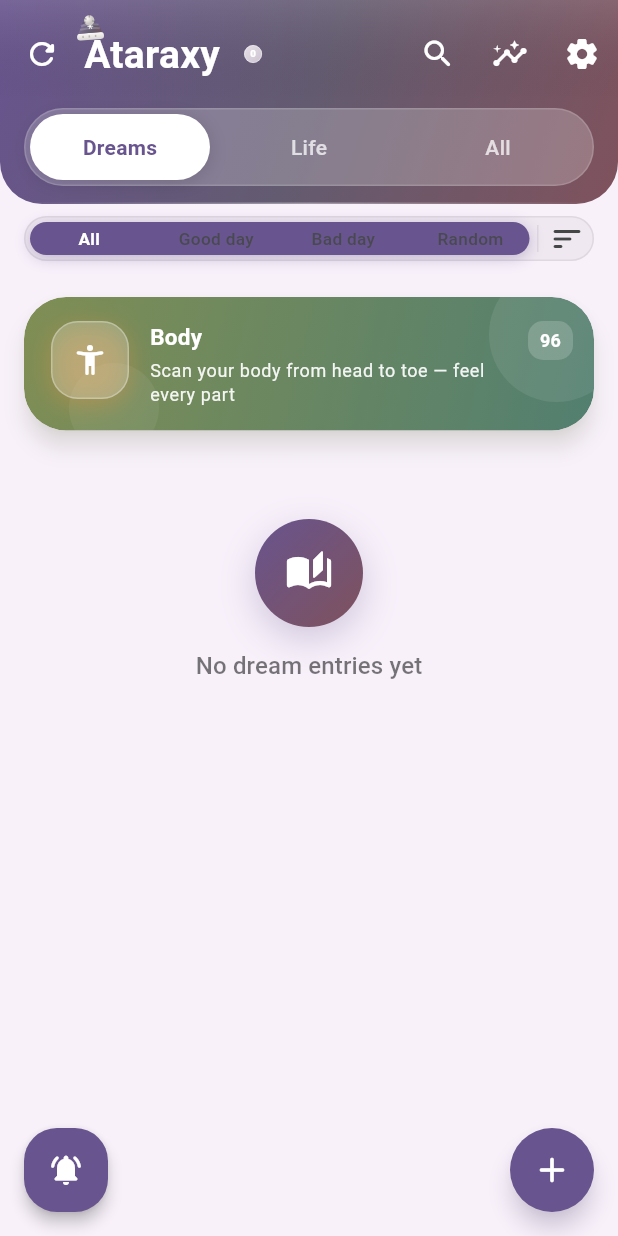
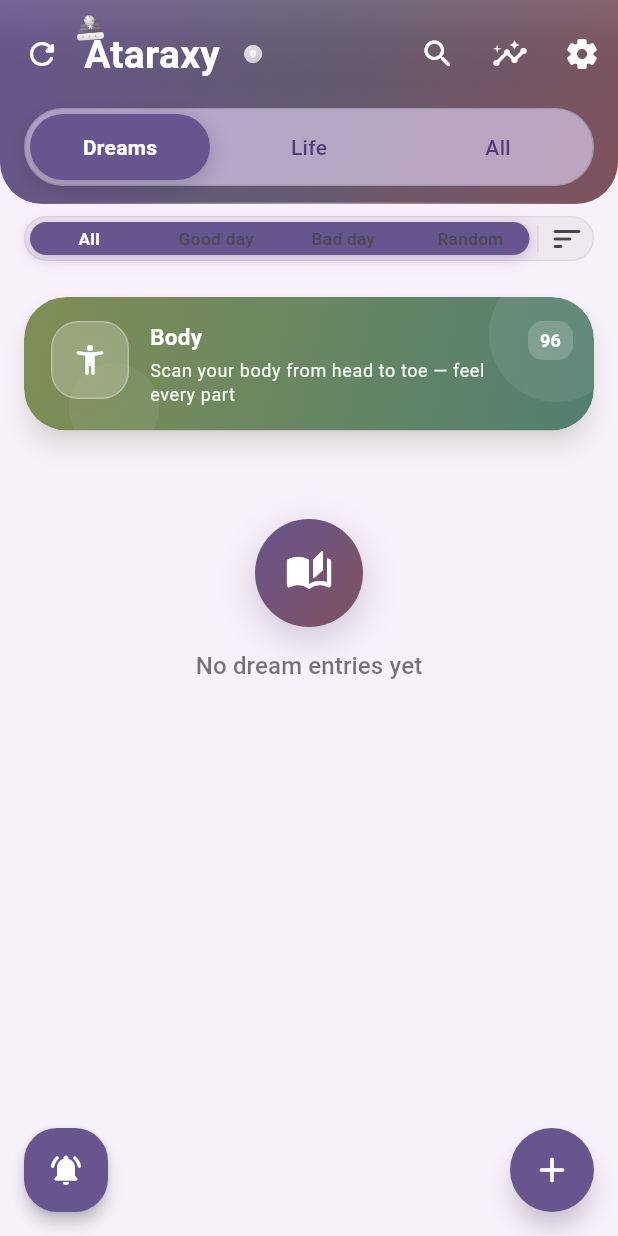
Before and after one commit to wxstdo-boop/Ataraxy, a Flutter app: the screen it shows after launch, after a tap on the "close" icon, on a phone screen of 412 x 824 dp. Run offline on Flutter 3.47's test engine with Material 3 defaults, Android fonts, the phone set to English and light mode, and no system bars; our stand-ins replace fl_chart, flutter_local_notifications, flutter_markdown_plus, hive, hive_flutter, pedometer and 7 more; missing offline and left inert: dart:js_interop, file_selector; accounts and stored records are empty.

Commit message:
Fix theme colors for DailyGuide banner and improve UI
- Fix DailyGuideBanner to use theme colors instead of hardcoded palettes
- Remove unused hardcoded palette arrays (_palettes, _tulpaPalettes)
- Use gradient.first for icon glow shadow instead of accent.first
- Improve tab pills with theme colors (primaryContainer, onPrimary, etc.)
- Smoother animations with 400ms duration
- Fix entry ID generation to use microseconds to avoid collisions
- Add comprehensive debug logging for auto-export service
- Add comprehensive debug logging for notification service

Generated by Mistral Vibe.
Co-Authored-By: Mistral Vibe <vibe@mistral.ai>

```diff
--- a/lib/screens/entry_screen.dart
+++ b/lib/screens/entry_screen.dart
@@ -121,7 +121,8 @@ class _EntryScreenState extends State<EntryScreen> {
       }
     } else {
       _createdAt = DateTime.now();
-      _id = _createdAt.millisecondsSinceEpoch.toString();
+      // Use microseconds for more unique IDs to avoid collisions
+      _id = _createdAt.microsecondsSinceEpoch.toString();
       _category = widget.defaultCategory;
     }
     // НЕ читаем autosave в initState — context ещё не привязан к SettingsProvider!
--- a/lib/screens/home_screen.dart
+++ b/lib/screens/home_screen.dart
@@ -1022,16 +1022,17 @@ class _SmoothTabPills extends StatelessWidget implements PreferredSizeWidget {
 
   @override
   Widget build(BuildContext context) {
+    final scheme = Theme.of(context).colorScheme;
     final controller = DefaultTabController.of(context);
     final count = labels.length;
     return Container(
       height: 52,
       margin: const EdgeInsets.fromLTRB(16, 0, 16, 12),
       decoration: BoxDecoration(
-        color: Colors.white.withValues(alpha: 0.22),
+        color: scheme.primaryContainer.withValues(alpha: 0.6),
         borderRadius: BorderRadius.circular(30),
         border: Border.all(
-          color: Colors.white.withValues(alpha: 0.15),
+          color: scheme.outline.withValues(alpha: 0.3),
         ),
       ),
       child: AnimatedBuilder(
@@ -1055,16 +1056,16 @@ class _SmoothTabPills extends StatelessWidget implements PreferredSizeWidget {
                     top: 0,
                     bottom: 0,
                     child: AnimatedContainer(
-                      duration: const Duration(milliseconds: 300),
+                      duration: const Duration(milliseconds: 400),
                       margin: const EdgeInsets.all(3),
                       decoration: BoxDecoration(
-                        color: Colors.white,
+                        color: scheme.primary,
                         borderRadius: BorderRadius.circular(26),
                         boxShadow: [
                           BoxShadow(
-                            color: Colors.black.withValues(alpha: 0.14),
-                            blurRadius: 10,
-                            offset: const Offset(0, 2),
+                            color: scheme.shadow.withValues(alpha: 0.2),
+                            blurRadius: 12,
+                            offset: const Offset(0, 3),
                           ),
                         ],
                       ),
@@ -1088,12 +1089,12 @@ class _SmoothTabPills extends StatelessWidget implements PreferredSizeWidget {
                             borderRadius: BorderRadius.circular(26),
                             child: Center(
                               child: AnimatedDefaultTextStyle(
-                                duration: const Duration(milliseconds: 350),
+                                duration: const Duration(milliseconds: 400),
                                 curve: Curves.easeOutCubic,
                                 style: TextStyle(
                                   color: i == index
-                                      ? headerColor
-                                      : Colors.white.withValues(alpha: 0.75),
+                                      ? scheme.onPrimary
+                                      : scheme.onPrimaryContainer,
                                   fontWeight: i == index
                                       ? FontWeight.w700
                                       : FontWeight.w500,
@@ -1564,34 +1565,6 @@ class _DailyGuideBanner extends StatelessWidget {
   static List<_DailyGuidePrompt> get _dreamPrompts => dp.dreamPrompts;
   static List<_DailyGuidePrompt> get _tulpaPrompts => dp.tulpaPrompts;
 
-  // A rotating palette of gradient pairs — each day the banner picks the
-  // next palette so consecutive days never look the same.
-  static const _palettes = <List<Color>>[
-    [Color(0xFF7B61FF), Color(0xFF00C6FF)], // purple-blue
-    [Color(0xFF6366F1), Color(0xFFEC4899)], // indigo-pink
-    [Color(0xFF14B8A6), Color(0xFF3B82F6)], // teal-blue
-    [Color(0xFFF59E0B), Color(0xFFEF4444)], // amber-red
-    [Color(0xFF8B5CF6), Color(0xFF06B6D4)], // violet-cyan
-    [Color(0xFFEC4899), Color(0xFFF97316)], // pink-orange
-    [Color(0xFF10B981), Color(0xFF6366F1)], // emerald-indigo
-    [Color(0xFFEF4444), Color(0xFFFBBF24)], // red-yellow
-    [Color(0xFF0EA5E9), Color(0xFFA855F7)], // sky-purple
-    [Color(0xFFD946EF), Color(0xFF06B6D4)], // fuchsia-cyan
-    [Color(0xFF84CC16), Color(0xFF14B8A6)], // lime-teal
-    [Color(0xFFFB923C), Color(0xFFE11D48)], // orange-rose
-  ];
-
-  static const _tulpaPalettes = <List<Color>>[
-    [Color(0xFFFF6C87), Color(0xFFFFA84B)], // rose-orange
-    [Color(0xFFEC4899), Color(0xFFF97316)], // pink-orange
-    [Color(0xFFD946EF), Color(0xFFFB923C)], // fuchsia-peach
-    [Color(0xFF8B5CF6), Color(0xFFFBBF24)], // violet-gold
-    [Color(0xFF06B6D4), Color(0xFFA855F7)], // cyan-purple
-    [Color(0xFFF43F5E), Color(0xFFFBBF24)], // rose-gold
-    [Color(0xFFEF4444), Color(0xFFEC4899)], // red-pink
-    [Color(0xFFFB7185), Color(0xFFFDE68A)], // soft-pink-cream
-  ];
-
   Widget build(BuildContext context) {
     final isDream = topic == DailyGuideTopic.lucidDreams;
     final prompts = isDream ? _dreamPrompts : _tulpaPrompts;
@@ -1605,11 +1578,8 @@ class _DailyGuideBanner extends StatelessWidget {
     // Theme-driven gradient with a daily hue rotation: the banner always
     // belongs to the ACTIVE theme (primary → tertiary) yet every day shifts
     // the hue slightly, so consecutive days stay visually distinct without
-    // ever clashing with the app palette. The fixed palettes remain only as
-    // a soft accent for the icon glow.
+    // ever clashing with the app palette.
     final scheme = Theme.of(context).colorScheme;
-    final palettes = isDream ? _palettes : _tulpaPalettes;
-    final accent = palettes[idx % palettes.length];
     final shift = (idx * 17) % 360;
     Color shiftHue(Color c, double delta) => HSLColor.fromColor(c)
         .withHue((HSLColor.fromColor(c).hue + delta) % 360)
@@ -1686,7 +1656,7 @@ class _DailyGuideBanner extends StatelessWidget {
                           ),
                           boxShadow: [
                             BoxShadow(
-                              color: accent.first.withValues(alpha: 0.35),
+                              color: gradient.first.withValues(alpha: 0.35),
                               blurRadius: 14,
                               offset: const Offset(0, 4),
                             ),
--- a/lib/services/notification_service.dart
+++ b/lib/services/notification_service.dart
@@ -463,6 +463,7 @@ class NotificationService {
     // Note: `zonedSchedule` in flutter_local_notifications ^22 is timezone-aware
     // and does not accept `uiLocalNotificationDateInterpretation` — that param
     // is only meaningful for the non-zoned `show`/`periodicallyShow` paths.
+    try {
       await _notifications.zonedSchedule(
         id: 0,
         title: title,
@@ -472,29 +473,35 @@ class NotificationService {
         androidScheduleMode: mode,
         matchDateTimeComponents: DateTimeComponents.time,
       );
-    debugPrint('[Notif] scheduled ok with mode=${mode.name}, next fire at ${tzScheduled.toIso8601String()}');
+      debugPrint('[NOTIF SUCCESS] Reminder scheduled! Mode=$mode, Next fire: ${tzScheduled.toIso8601String()}');
+    } catch (e) {
+      debugPrint('[NOTIF ERROR] Failed to schedule: $e');
+      rethrow;
+    }
   }
 
   static Future<void> updateReminderFromSettings(
     AppSettings settings, {
     bool requestBatteryExemption = false,
   }) async {
+    debugPrint('[NOTIF SETTINGS] reminderEnabled=${settings.reminderEnabled}, time=${settings.reminderTime}');
     if (settings.reminderEnabled &&
         settings.reminderTime != null &&
         settings.reminderTime!.isNotEmpty) {
       final body = settings.reminderText?.isNotEmpty == true
           ? settings.reminderText!
           : 'Не забудьте записать свои мысли в дневник';
+      debugPrint('[NOTIF] Scheduling daily at ${settings.reminderTime}, body: $body');
       await scheduleDaily(
         settings.reminderTime!,
         'Напоминание',
         body,
         requestBatteryExemption: requestBatteryExemption,
       );
-      debugPrint('Scheduled daily notification at ${settings.reminderTime}');
+      debugPrint('[NOTIF SETTINGS] ✓ Scheduled daily notification at ${settings.reminderTime}');
     } else {
       await cancelAll();
-      debugPrint('Cancelled all notifications');
+      debugPrint('[NOTIF SETTINGS] × Cancelled all notifications (reminder disabled or no time set)');
     }
   }
 
```
Also changed, not shown: lib/services/auto_export_service.dart (+15 -4 lines). Lines whose indentation alone changed are shown as unchanged.
